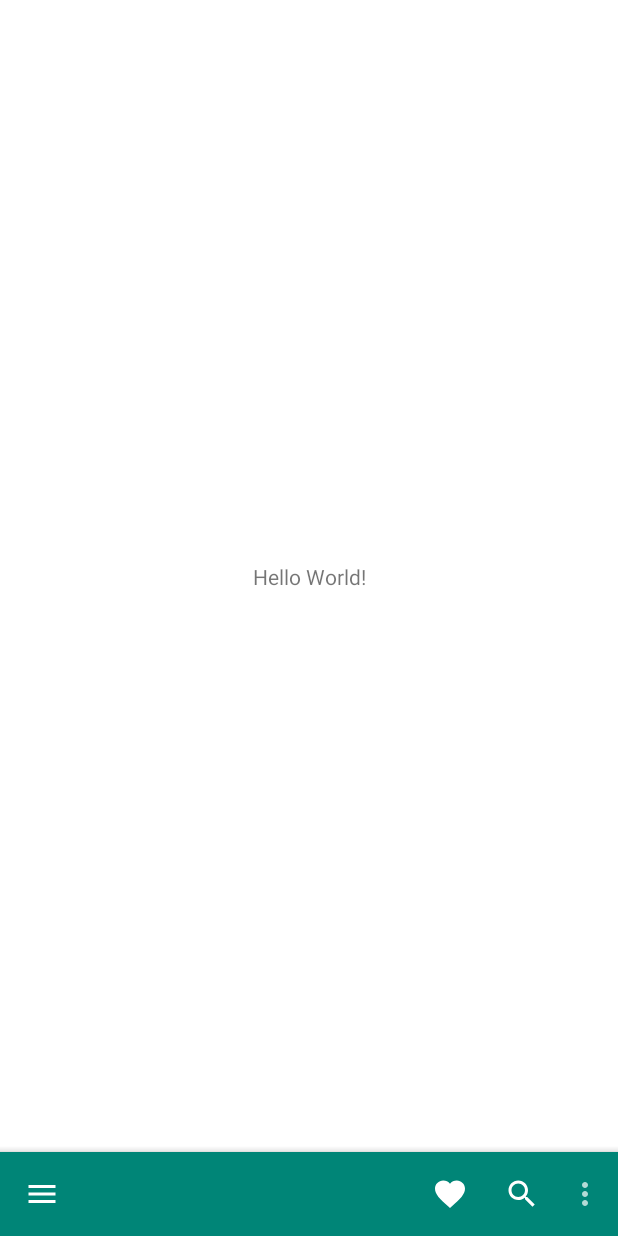
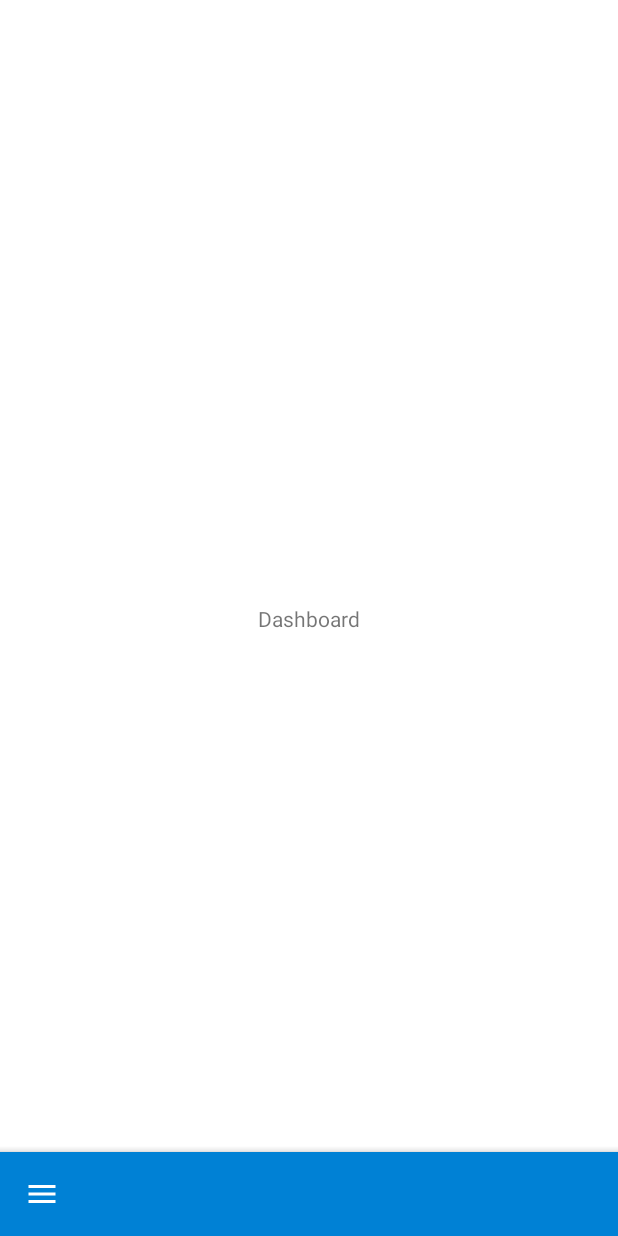
Before and after one commit to pstanisl/appbar-sample, an Android app: the screen it shows after launch (MainActivity), on a phone screen of 412 x 824 dp. Run offline under Robolectric (Android 15) with nearby library versions, the phone set to English and light mode, and no system bars; our stand-ins replace Timber; 2 statements that could not run were skipped.

Commit message:
NavigationView in BottomSheetDialogFragment

```diff
--- /dev/null
+++ b/app/src/main/java/cz/pstanisl/appbarexample/ui/DashboardFragment.kt
@@ -0,0 +1,79 @@
+package cz.pstanisl.appbarexample.ui
+
+
+import android.content.Context
+import android.os.Bundle
+import android.support.v4.app.Fragment
+import android.view.LayoutInflater
+import android.view.View
+import android.view.ViewGroup
+import cz.pstanisl.appbarexample.R
+import cz.pstanisl.appbarexample.ui.shared.toast
+import kotlinx.android.synthetic.main.activity_main.*
+import timber.log.Timber
+
+
+// TODO: Rename parameter arguments, choose names that match
+// the fragment initialization parameters, e.g. ARG_ITEM_NUMBER
+private const val ARG_PARAM1 = "param1"
+private const val ARG_PARAM2 = "param2"
+
+/**
+ * A simple [Fragment] subclass.
+ * Use the [DashboardFragment.newInstance] factory method to
+ * create an instance of this fragment.
+ *
+ */
+class DashboardFragment : Fragment() {
+    // TODO: Rename and change types of parameters
+    private var param1: String? = null
+    private var param2: String? = null
+
+    override fun onCreate(savedInstanceState: Bundle?) {
+        super.onCreate(savedInstanceState)
+        arguments?.let {
+            param1 = it.getString(ARG_PARAM1)
+            param2 = it.getString(ARG_PARAM2)
+        }
+    }
+
+    override fun onCreateView(inflater: LayoutInflater, container: ViewGroup?,
+                              savedInstanceState: Bundle?): View? {
+        // Inflate the layout for this fragment
+        return inflater.inflate(R.layout.fragment_dashboard, container, false)
+    }
+
+    override fun onViewCreated(view: View, savedInstanceState: Bundle?) {
+        super.onViewCreated(view, savedInstanceState)
+
+        activity!!.bottomBar.replaceMenu(R.menu.dashboard_menu)
+        activity!!.bottomBar.setOnMenuItemClickListener { item ->
+            Timber.d("BottomBar menu item clicked: %s", item.itemId)
+            when (item.itemId) {
+                R.id.app_bar_settings -> toast("Settings menu item is clicked!")
+            }
+            true
+        }
+    }
+
+
+    companion object {
+        /**
+         * Use this factory method to create a new instance of
+         * this fragment using the provided parameters.
+         *
+         * @param param1 Parameter 1.
+         * @param param2 Parameter 2.
+         * @return A new instance of fragment DashboardFragment.
+         */
+        // TODO: Rename and change types and number of parameters
+        @JvmStatic
+        fun newInstance(param1: String, param2: String) =
+                DashboardFragment().apply {
+                    arguments = Bundle().apply {
+                        putString(ARG_PARAM1, param1)
+                        putString(ARG_PARAM2, param2)
+                    }
+                }
+    }
+}
--- a/app/src/main/java/cz/pstanisl/appbarexample/ui/MainActivity.kt
+++ b/app/src/main/java/cz/pstanisl/appbarexample/ui/MainActivity.kt
@@ -1,8 +1,9 @@
 package cz.pstanisl.appbarexample.ui
 
 import android.os.Bundle
+import android.support.v7.app.AppCompatActivity
 import android.widget.Toast
-import androidx.appcompat.app.AppCompatActivity
+import androidx.navigation.findNavController
 import cz.pstanisl.appbarexample.R
 import kotlinx.android.synthetic.main.activity_main.*
 import timber.log.Timber
@@ -16,26 +17,12 @@ class MainActivity : AppCompatActivity() {
         setup()
     }
 
+    override fun onSupportNavigateUp() = findNavController(R.id.appbar_sample_nav_host_fragment).navigateUp()
+
     private fun setup() {
-        bottomBar.replaceMenu(R.menu.bottomappbar_menu)
-        bottomBar.setOnMenuItemClickListener { item ->
-            Timber.d("BottomBar menu item clicked: %s", item.itemId)
-            when (item.itemId) {
-                R.id.app_bar_fav -> toast("Fav menu item is clicked!")
-                R.id.app_bar_search -> toast("Search menu item is clicked!")
-                R.id.app_bar_settings -> toast("Settings menu item is clicked!")
-            }
-            true
-        }
         bottomBar.setNavigationOnClickListener {
-            Timber.d("Showing navigation")
-//            drawerLayout.openDrawer(Gravity.BOTTOM)
             val navigationFragment = BottomNavigationFragment()
             navigationFragment.show(supportFragmentManager, navigationFragment.tag)
         }
     }
-
-    private fun toast(message: String, duration: Int = Toast.LENGTH_SHORT) {
-        Toast.makeText(this, message, duration).show()
-    }
 }
--- a/app/src/main/java/cz/pstanisl/appbarexample/ui/RoundedBottomSheetDialogFragment.kt
+++ b/app/src/main/java/cz/pstanisl/appbarexample/ui/shared/RoundedBottomSheetDialogFragment.kt
@@ -1,9 +1,9 @@
-package cz.pstanisl.appbarexample.ui
+package cz.pstanisl.appbarexample.ui.shared
 
 import android.app.Dialog
 import android.os.Bundle
-import com.google.android.material.bottomsheet.BottomSheetDialog
-import com.google.android.material.bottomsheet.BottomSheetDialogFragment
+import android.support.design.widget.BottomSheetDialog
+import android.support.design.widget.BottomSheetDialogFragment
 import cz.pstanisl.appbarexample.R
 
 open class RoundedBottomSheetDialogFragment: BottomSheetDialogFragment() {
--- a/app/src/main/res/layout/activity_main.xml
+++ b/app/src/main/res/layout/activity_main.xml
@@ -1,29 +1,33 @@
 <?xml version="1.0" encoding="utf-8"?>
-<androidx.constraintlayout.widget.ConstraintLayout
+<android.support.constraint.ConstraintLayout
     xmlns:android="http://schemas.android.com/apk/res/android"
     xmlns:app="http://schemas.android.com/apk/res-auto"
     android:layout_width="match_parent"
     android:layout_height="match_parent">
 
-    <TextView
-        android:layout_width="wrap_content"
-        android:layout_height="wrap_content"
-        android:text="Hello World!"
-        app:layout_constraintBottom_toTopOf="@id/bottomBar"
+    <fragment
+        android:layout_width="match_parent"
+        android:layout_height="match_parent"
+        android:id="@+id/appbar_sample_nav_host_fragment"
+        android:name="androidx.navigation.fragment.NavHostFragment"
+        app:navGraph="@navigation/navigation"
+        app:defaultNavHost="true"
+        app:layout_constraintBottom_toTopOf="@+id/bottomBar"
         app:layout_constraintLeft_toLeftOf="parent"
         app:layout_constraintRight_toRightOf="parent"
-        app:layout_constraintTop_toTopOf="parent" />
+        app:layout_constraintTop_toTopOf="parent"
+    />
 
-    <com.google.android.material.bottomappbar.BottomAppBar
+    <android.support.design.bottomappbar.BottomAppBar
         android:id="@+id/bottomBar"
         android:layout_width="match_parent"
         android:layout_height="wrap_content"
         android:layout_gravity="bottom"
-        app:backgroundTint="@color/colorPrimary"
+        app:backgroundTint="@color/primaryColor"
         app:theme="@style/ThemeOverlay.MaterialComponents.Dark"
         app:navigationIcon="@drawable/ic_menu_white_24dp"
         app:layout_constraintBottom_toBottomOf="parent"
         app:layout_constraintLeft_toLeftOf="parent"
         app:layout_constraintRight_toRightOf="parent"/>
 
-</androidx.constraintlayout.widget.ConstraintLayout>
+</android.support.constraint.ConstraintLayout>
--- /dev/null
+++ b/app/src/main/res/layout/fragment_dashboard.xml
@@ -0,0 +1,20 @@
+<?xml version="1.0" encoding="utf-8"?>
+<android.support.constraint.ConstraintLayout
+    xmlns:android="http://schemas.android.com/apk/res/android"
+    xmlns:app="http://schemas.android.com/apk/res-auto"
+    xmlns:tools="http://schemas.android.com/tools"
+    android:layout_width="match_parent"
+    android:layout_height="match_parent"
+    tools:context=".ui.DashboardFragment">
+
+    <TextView
+        android:layout_width="wrap_content"
+        android:layout_height="wrap_content"
+        android:text="@string/title_dashboard"
+        app:layout_constraintBottom_toBottomOf="parent"
+        app:layout_constraintLeft_toLeftOf="parent"
+        app:layout_constraintRight_toRightOf="parent"
+        app:layout_constraintTop_toTopOf="parent"
+    />
+
+</android.support.constraint.ConstraintLayout>
--- a/app/src/main/res/layout/fragment_navigation.xml
+++ b/app/src/main/res/layout/fragment_navigation.xml
@@ -1,5 +1,5 @@
 <?xml version="1.0" encoding="utf-8"?>
-<androidx.constraintlayout.widget.ConstraintLayout
+<android.support.constraint.ConstraintLayout
     xmlns:android="http://schemas.android.com/apk/res/android"
     xmlns:app="http://schemas.android.com/apk/res-auto"
     android:id="@+id/navigationContainer"
@@ -25,7 +25,7 @@
         app:layout_constraintStart_toStartOf="parent"
         app:layout_constraintBottom_toTopOf="@id/vNavigation" />
 
-    <com.google.android.material.navigation.NavigationView
+    <android.support.design.widget.NavigationView
         android:id="@+id/vNavigation"
         android:layout_width="match_parent"
         android:layout_height="wrap_content"
@@ -34,4 +34,4 @@
         app:layout_constraintBottom_toBottomOf="parent"
         app:menu="@menu/navigation" />
 
-</androidx.constraintlayout.widget.ConstraintLayout>
+</android.support.constraint.ConstraintLayout>
--- /dev/null
+++ b/app/src/main/res/menu/dashboard_menu.xml
@@ -0,0 +1,10 @@
+<?xml version="1.0" encoding="utf-8"?>
+<menu xmlns:android="http://schemas.android.com/apk/res/android"
+    xmlns:app="http://schemas.android.com/apk/res-auto">
+
+    <item
+        android:id="@+id/app_bar_settings"
+        android:title="@string/action_settings"
+        app:showAsAction="never"/>
+
+</menu>
--- a/app/src/main/res/menu/bottomappbar_menu.xml
+++ b/app/src/main/res/menu/favorite_menu.xml
@@ -1,12 +1,6 @@
 <?xml version="1.0" encoding="utf-8"?>
 <menu xmlns:android="http://schemas.android.com/apk/res/android"
     xmlns:app="http://schemas.android.com/apk/res-auto">
-
-    <item
-        android:id="@+id/app_bar_fav"
-        android:icon="@drawable/ic_favorite_white_24dp"
-        android:title="@string/action_favorite"
-        app:showAsAction="ifRoom"/>
 
     <item
         android:id="@+id/app_bar_search"
@@ -14,9 +8,4 @@
         android:title="@string/action_search"
         app:showAsAction="ifRoom"/>
 
-    <item
-        android:id="@+id/app_bar_settings"
-        android:title="@string/action_settings"
-        app:showAsAction="never"/>
-
 </menu>
--- a/app/src/main/res/menu/navigation.xml
+++ b/app/src/main/res/menu/navigation.xml
@@ -2,12 +2,12 @@
 <menu xmlns:android="http://schemas.android.com/apk/res/android">
 
     <item
-        android:id="@+id/workouts_history"
+        android:id="@+id/dashboard"
         android:icon="@drawable/ic_dashboard_black_24dp"
         android:title="@string/nav_item_dashboard" />
 
     <item
-        android:id="@+id/settings"
+        android:id="@+id/favorite"
         android:icon="@drawable/ic_favorite_black_24dp"
         android:title="@string/nav_item_favorite" />
 
--- /dev/null
+++ b/app/src/main/res/navigation/navigation.xml
@@ -0,0 +1,18 @@
+<?xml version="1.0" encoding="utf-8"?>
+<navigation xmlns:android="http://schemas.android.com/apk/res/android"
+    xmlns:app="http://schemas.android.com/apk/res-auto"
+    xmlns:tools="http://schemas.android.com/tools"
+    android:id="@+id/navigation"
+    app:startDestination="@id/dashboard">
+
+    <fragment
+        android:id="@+id/dashboard"
+        android:name="cz.pstanisl.appbarexample.ui.DashboardFragment"
+        android:label="fragment_dashboard"
+        tools:layout="@layout/fragment_dashboard" />
+    <fragment
+        android:id="@+id/favorite"
+        android:name="cz.pstanisl.appbarexample.ui.FavoriteFragment"
+        android:label="fragment_favorite"
+        tools:layout="@layout/fragment_favorite" />
+</navigation>
--- a/app/src/main/res/values/colors.xml
+++ b/app/src/main/res/values/colors.xml
@@ -1,8 +1,17 @@
 <?xml version="1.0" encoding="utf-8"?>
 <resources>
-    <color name="colorPrimary">#008577</color>
-    <color name="colorPrimaryDark">#00574B</color>
-    <color name="colorAccent">#D81B60</color>
+    <color name="brand_primary">#0081d5</color>
+    <color name="brand_primary_dark">#2D86CC</color>
+    <color name="brand_accent">#ED3237</color>
+
+    <color name="primaryColor">#0081d5</color>
+    <color name="primaryLightColor">#5eb0ff</color>
+    <color name="primaryDarkColor">#0055a3</color>
+    <color name="secondaryColor">#d1335b</color>
+    <color name="secondaryLightColor">#ff6988</color>
+    <color name="secondaryDarkColor">#9a0032</color>
+    <color name="primaryTextColor">#ffffff</color>
+    <color name="secondaryTextColor">#ffffff</color>
 
     <!-- grayscale -->
     <!-- 87% black (e.g. primary text) -->
--- a/app/src/main/res/values/strings.xml
+++ b/app/src/main/res/values/strings.xml
@@ -5,4 +5,8 @@
     <string name="action_settings">settings</string>
     <string name="nav_item_dashboard">Dashboard</string>
     <string name="nav_item_favorite">Favorite</string>
+
+    <string name="title_dashboard">Dashboard</string>
+    <string name="title_favorite">Favorite</string>
+
 </resources>
--- a/app/src/main/res/values/styles.xml
+++ b/app/src/main/res/values/styles.xml
@@ -3,9 +3,9 @@
     <!-- Base application theme. -->
     <style name="AppTheme" parent="Theme.MaterialComponents.Light.NoActionBar">
         <!-- Customize your theme here. -->
-        <item name="colorPrimary">@color/colorPrimary</item>
-        <item name="colorPrimaryDark">@color/colorPrimaryDark</item>
-        <item name="colorAccent">@color/colorAccent</item>
+        <item name="colorPrimary">@color/primaryColor</item>
+        <item name="colorPrimaryDark">@color/primaryDarkColor</item>
+        <item name="colorAccent">@color/secondaryColor</item>
 
         <item name="android:windowBackground">@color/primary</item>
     </style>
```
Also changed, not shown: app/build.gradle (+12 -8 lines), app/src/main/java/cz/pstanisl/appbarexample/ui/BottomNavigationFragment.kt (+15 -4 lines), app/src/main/java/cz/pstanisl/appbarexample/ui/FavoriteFragment.kt (added, +78 -0 lines), app/src/main/java/cz/pstanisl/appbarexample/ui/shared/Extensions.kt (added, +13 -0 lines), app/src/main/res/layout/fragment_favorite.xml (added, +18 -0 lines).
